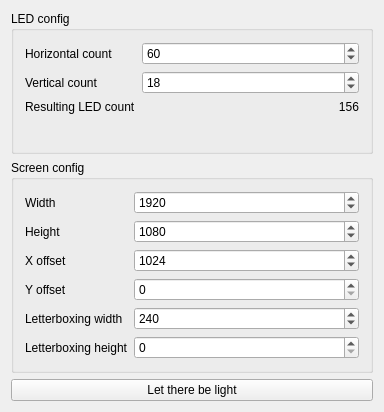
First picture: the form in ambilight-gui/mainwindow.ui, repository enra64/PalliLux, before the edit.
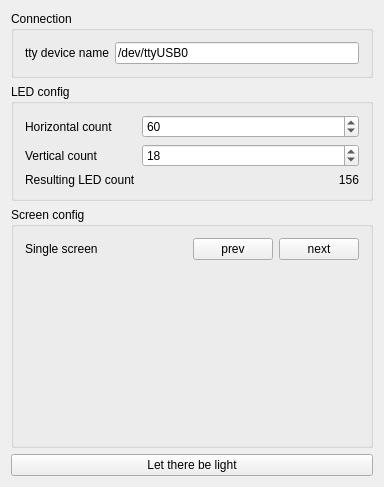
Second picture: the form after the edit. Custom widgets are drawn as their Qt base class.

Commit message: added qstackedwidget to enable switching between different borderproviderconfigurations, and modified single- and triplescreenborderprovider to have a common borderwidth variable to enable changing the width on the fly

```diff
--- a/ambilight-gui/mainwindow.ui
+++ b/ambilight-gui/mainwindow.ui
@@ -7,7 +7,7 @@
     <x>0</x>
     <y>0</y>
     <width>384</width>
-    <height>412</height>
+    <height>487</height>
    </rect>
   </property>
   <property name="windowTitle">
@@ -15,6 +15,29 @@
   </property>
   <widget class="QWidget" name="centralWidget">
    <layout class="QVBoxLayout" name="verticalLayout">
+    <item>
+     <widget class="QGroupBox" name="groupBox">
+      <property name="title">
+       <string>Connection</string>
+      </property>
+      <layout class="QFormLayout" name="formLayout_3">
+       <item row="0" column="0">
+        <widget class="QLabel" name="label_10">
+         <property name="text">
+          <string>tty device name</string>
+         </property>
+        </widget>
+       </item>
+       <item row="0" column="1">
+        <widget class="QLineEdit" name="ttyState">
+         <property name="text">
+          <string>/dev/ttyUSB0</string>
+         </property>
+        </widget>
+       </item>
+      </layout>
+     </widget>
+    </item>
     <item>
      <widget class="QGroupBox" name="groupBox_2">
       <property name="title">
@@ -86,101 +109,57 @@
       <property name="title">
        <string>Screen config</string>
       </property>
-      <layout class="QFormLayout" name="formLayout">
-       <item row="0" column="0">
-        <widget class="QLabel" name="label_3">
-         <property name="text">
-          <string>Width</string>
-         </property>
-        </widget>
+      <layout class="QVBoxLayout" name="verticalLayout_2">
+       <item>
+        <layout class="QHBoxLayout" name="configStackControlLayout">
+         <item>
+          <widget class="QLabel" name="configStackLabel">
+           <property name="sizePolicy">
+            <sizepolicy hsizetype="Expanding" vsizetype="Preferred">
+             <horstretch>0</horstretch>
+             <verstretch>0</verstretch>
+            </sizepolicy>
+           </property>
+           <property name="text">
+            <string>Single screen</string>
+           </property>
+          </widget>
+         </item>
+         <item>
+          <widget class="QPushButton" name="configStackPrevButton">
+           <property name="sizePolicy">
+            <sizepolicy hsizetype="Fixed" vsizetype="Fixed">
+             <horstretch>0</horstretch>
+             <verstretch>0</verstretch>
+            </sizepolicy>
+           </property>
+           <property name="text">
+            <string>prev</string>
+           </property>
+          </widget>
+         </item>
+         <item>
+          <widget class="QPushButton" name="configStackNextButton">
+           <property name="sizePolicy">
+            <sizepolicy hsizetype="Fixed" vsizetype="Fixed">
+             <horstretch>0</horstretch>
+             <verstretch>0</verstretch>
+            </sizepolicy>
+           </property>
+           <property name="text">
+            <string>next</string>
+           </property>
+          </widget>
+         </item>
+        </layout>
        </item>
-       <item row="0" column="1">
-        <widget class="QSpinBox" name="resolutionWidthSpinbox">
-         <property name="maximum">
-          <number>1000000</number>
+       <item>
+        <widget class="QStackedWidget" name="configStack">
+         <property name="currentIndex">
+          <number>0</number>
          </property>
-         <property name="value">
-          <number>1920</number>
-         </property>
-        </widget>
-       </item>
-       <item row="1" column="0">
-        <widget class="QLabel" name="label_6">
-         <property name="text">
-          <string>Height</string>
-         </property>
-        </widget>
-       </item>
-       <item row="1" column="1">
-        <widget class="QSpinBox" name="resolutionHeightSpinbox">
-         <property name="maximum">
-          <number>999997</number>
-         </property>
-         <property name="value">
-          <number>1080</number>
-         </property>
-        </widget>
-       </item>
-       <item row="2" column="0">
-        <widget class="QLabel" name="label_5">
-         <property name="text">
-          <string>X offset</string>
-         </property>
-        </widget>
-       </item>
-       <item row="2" column="1">
-        <widget class="QSpinBox" name="xOffsetSpinbox">
-         <property name="maximum">
-          <number>1000000000</number>
-         </property>
-         <property name="value">
-          <number>1024</number>
-         </property>
-        </widget>
-       </item>
-       <item row="3" column="0">
-        <widget class="QLabel" name="label_7">
-         <property name="text">
-          <string>Y offset</string>
-         </property>
-        </widget>
-       </item>
-       <item row="3" column="1">
-        <widget class="QSpinBox" name="yOffsetSpinbox">
-         <property name="maximum">
-          <number>1000000000</number>
-         </property>
-        </widget>
-       </item>
-       <item row="4" column="0">
-        <widget class="QLabel" name="label_8">
-         <property name="text">
-          <string>Letterboxing width</string>
-         </property>
-        </widget>
-       </item>
-       <item row="4" column="1">
-        <widget class="QSpinBox" name="letterboxingWidthSpinBox">
-         <property name="maximum">
-          <number>1000000000</number>
-         </property>
-         <property name="value">
-          <number>240</number>
-         </property>
-        </widget>
-       </item>
-       <item row="5" column="0">
-        <widget class="QLabel" name="label_9">
-         <property name="text">
-          <string>Letterboxing height</string>
-         </property>
-        </widget>
-       </item>
-       <item row="5" column="1">
-        <widget class="QSpinBox" name="letterboxingHeightSpinBox">
-         <property name="maximum">
-          <number>1000000000</number>
-         </property>
+         <widget class="SingleScreenConfigPage" name="page"/>
+         <widget class="TripleScreenConfigPage" name="page_2"/>
         </widget>
        </item>
       </layout>
@@ -201,6 +180,20 @@
   </widget>
  </widget>
  <layoutdefault spacing="6" margin="11"/>
+ <customwidgets>
+  <customwidget>
+   <class>SingleScreenConfigPage</class>
+   <extends>QWidget</extends>
+   <header>singlescreenconfigpage.h</header>
+   <container>1</container>
+  </customwidget>
+  <customwidget>
+   <class>TripleScreenConfigPage</class>
+   <extends>QWidget</extends>
+   <header>triplescreenconfigpage.h</header>
+   <container>1</container>
+  </customwidget>
+ </customwidgets>
  <resources/>
  <connections/>
 </ui>
```
Left out of the diff: 2 changed lines with no effect on the pictures. The commit also changes 18 other files.
